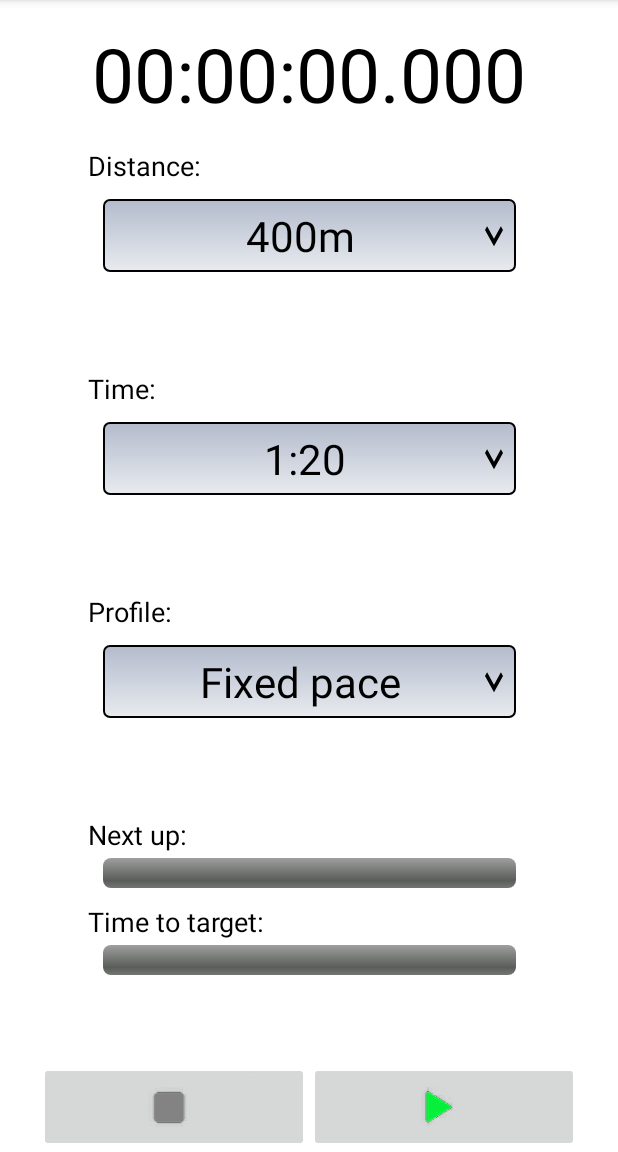
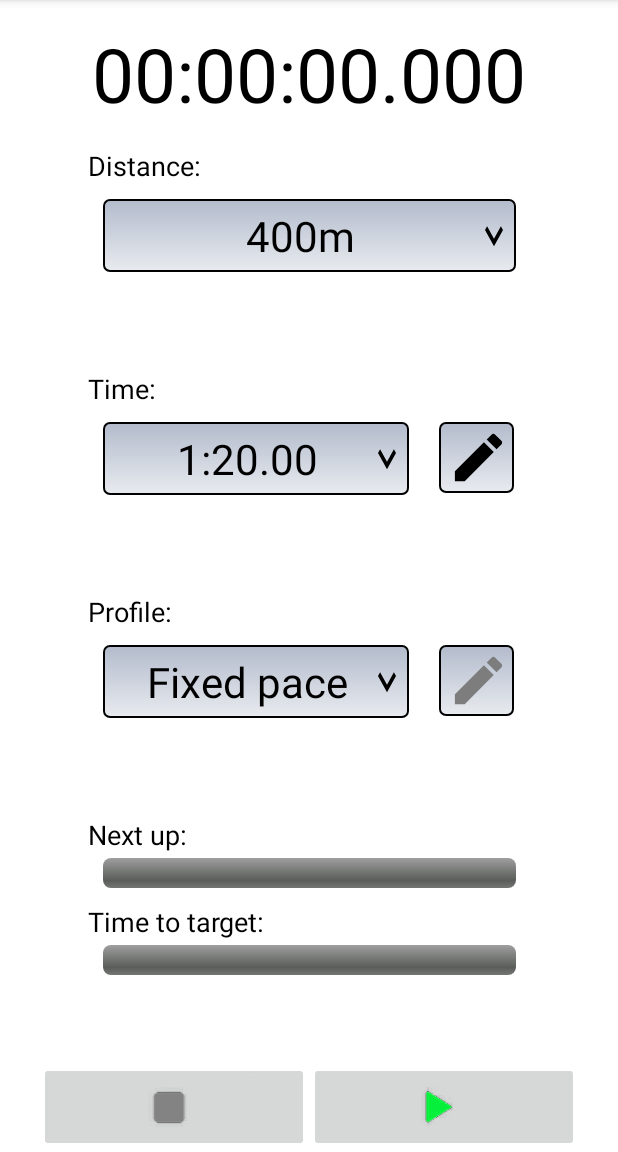
Before and after one commit to fig7/TrackPacer, an Android app: the screen it shows after launch (MainActivity), on a phone screen of 412 x 824 dp, the part 84-1236 px from its top. Run offline under Robolectric (Android 15) with nearby library versions, the phone set to English and light mode, and no system bars.

Commit message:
WIP Edit times

```diff
--- /dev/null
+++ b/app/src/main/java/com/fig7/trackpacer/DataManager.kt
@@ -0,0 +1,144 @@
+package com.fig7.trackpacer
+
+import java.io.File
+
+class DataManager(filesDir: File, defaultDistances: Array<String>) {
+    private val dataDir: File
+    var dataOk = false
+
+    lateinit var distanceArray: Array<String>
+    var timeMap = mutableMapOf<String, Array<String>>()
+
+    private fun writeData() {
+        for (distance in distanceArray) {
+            val distanceDir = File(dataDir, distance)
+            if (!distanceDir.exists()) {
+                dataOk = distanceDir.mkdir()
+                if (!dataOk) { return }
+            }
+
+            val timesFile = File(distanceDir, "times.dat")
+            val timeString = timeMap[distance]!!.joinToString(separator = ",")
+            timesFile.writeText(timeString)
+        }
+
+    }
+
+    private fun readData() {
+
+    }
+
+    private fun initData(distances: Array<String>) {
+        distanceArray = Array(distances.size) { distances[it].split("+")[0] }
+        for ((i, runDistance) in distanceArray.withIndex()) {
+            timeMap[runDistance] = distances[i].split("+")[1].trim().split(",").toTypedArray()
+        }
+
+        dataOk = dataDir.mkdir()
+        if (dataOk) { writeData() }
+    }
+
+    init {
+        dataDir = File(filesDir, "Data")
+        if (dataDir.exists()) {
+            readData()
+        } else {
+            initData(defaultDistances)
+        }
+    }
+
+    private fun timeGreaterThan(time1: String, time2: String): Boolean {
+        val time1Split = time1.split(":")
+        val time1Dbl = 1000.0*(time1Split[0].trim().toLong()*60.0 + time1Split[1].toDouble())
+
+        val time2Split = time2.split(":")
+        val time2Dbl = 1000.0*(time2Split[0].trim().toLong()*60.0 + time2Split[1].toDouble())
+        return time1Dbl > time2Dbl
+    }
+
+    fun deleteTime(runDistance: String, runTime: String?) {
+        if (runTime == null) { return }
+        if (!timeMap.containsKey(runDistance)) { return }
+
+        val timeArray = timeMap[runDistance]!!
+        if (!timeArray.contains(runTime)) return
+
+        var i = 0
+        val newTimeArray = Array(timeArray.size-1) { "" }
+        for (time in timeArray) {
+            if (time == runTime) {
+                continue
+            }
+
+            newTimeArray[i++] = time
+        }
+
+        timeMap[runDistance] = newTimeArray
+    }
+
+    fun addTime(runDistance: String, runTime: String?) {
+        if (runTime == null) { return }
+        if (!timeMap.containsKey(runDistance)) { return }
+
+        var i = 0
+        var j = 0
+        val timeArray = timeMap[runDistance]!!
+        val newTimeArray = Array(timeArray.size+1) { "" }
+        while (i < timeArray.size) {
+            val time = timeArray[i]
+            if (timeGreaterThan(time, runTime)) {
+                break
+            }
+
+            i++
+            newTimeArray[j++] = time
+        }
+
+        newTimeArray[j++] = runTime
+
+        while (i < timeArray.size) {
+            val time = timeArray[i++]
+            newTimeArray[j++] = time
+        }
+
+        timeMap[runDistance] = newTimeArray
+    }
+
+    fun replaceTime(runDistance: String, origTime: String?, newTime: String?) {
+        if ((origTime == null) || (newTime == null)) { return }
+        if (!timeMap.containsKey(runDistance)) { return }
+
+        var i = 0
+        var j = 0
+        val timeArray = timeMap[runDistance]!!
+        val newTimeArray = Array(timeArray.size) { "" }
+        while (i < timeArray.size) {
+            val time = timeArray[i]
+            if (timeGreaterThan(time, newTime)) {
+                break
+            }
+
+            i++
+            if (time == origTime) {
+                continue
+            }
+
+            newTimeArray[j++] = time
+        }
+
+        newTimeArray[j++] = newTime
+
+        while (i < timeArray.size) {
+            val time = timeArray[i]
+
+            ++i
+            if (time == origTime) {
+                continue
+            }
+
+            newTimeArray[j++] = time
+        }
+
+        timeMap[runDistance] = newTimeArray
+    }
+}
--- /dev/null
+++ b/app/src/main/java/com/fig7/trackpacer/EditResult.kt
@@ -0,0 +1,5 @@
+package com.fig7.trackpacer
+
+enum class EditResult {
+    Cancel, Delete, Add, Set
+}
--- a/app/src/main/java/com/fig7/trackpacer/MainActivity.kt
+++ b/app/src/main/java/com/fig7/trackpacer/MainActivity.kt
@@ -31,6 +31,7 @@ import kotlin.math.min
 // 5b. Resume -> PacingPaused -> Pacing             Stop: Disabled Play:  Disabled       Pacing resumed   -> Stop: Enabled  Pause: Enabled
 
 
+// button handlers, implement variable times, icons, button text!
 // Error handling on start / convert to jetpack / code review / ship!
 // Clip recording / replacement / Tabs
 // Add history + set own times (edit times, and edit distances). With Runpacer: could do set a point on a map and set the time (use GPS, eek!).
@@ -40,8 +41,8 @@ private const val pauseClip     = R.raw.paused
 private const val completeClip  = R.raw.complete
 
 class MainActivity : AppCompatActivity(), AdapterView.OnItemSelectedListener {
+    private lateinit var dataManager: DataManager
     private lateinit var waypointService: WaypointService
-    private lateinit var distanceAndTimeArray: Array<String>
 
     private var pacingStatus = PacingStatus.NotPacing
     private var pausedTime: Long = -1
@@ -50,6 +51,7 @@ class MainActivity : AppCompatActivity(), AdapterView.OnItemSelectedListener {
     private lateinit var mpPacingPaused: MediaPlayer
     private lateinit var mpPacingComplete: MediaPlayer
 
+    private lateinit var editButton: ImageButton
     private lateinit var goButton: ImageButton
     private lateinit var stopButton: ImageButton
 
@@ -68,9 +70,9 @@ class MainActivity : AppCompatActivity(), AdapterView.OnItemSelectedListener {
     private var broadcastReceiver = ActivityReceiver()
 
     private fun runTimeFromSpinner(): Double {
-        val runTimeStr = spinner2.selectedItem.toString()
-        val runTimeSplit = runTimeStr.split(":")
-        return 1000.0*(runTimeSplit[0].trim().toLong()*60.0 + runTimeSplit[1].toLong())
+        val runTime = spinner2.selectedItem.toString()
+        val runTimeSplit = runTime.split(":")
+        return 1000.0*(runTimeSplit[0].trim().toLong()*60.0 + runTimeSplit[1].toDouble())
     }
 
     private fun enableSpinners(enabled: Boolean) {
@@ -82,6 +84,12 @@ class MainActivity : AppCompatActivity(), AdapterView.OnItemSelectedListener {
 
         spinner3.isEnabled   = enabled
         spinner3.isClickable = enabled
+    }
+
+    private fun updateTimeSpinner(runDistance: String) {
+        val spinner2Adapter = ArrayAdapter(this, R.layout.spinner_item, dataManager.timeMap[runDistance]!!)
+        spinner2Adapter.setDropDownViewResource(R.layout.spinner_dropdown_item)
+        spinner2.adapter = spinner2Adapter
     }
 
     private val requestNotificationsLauncher = registerForActivityResult(RequestPermission()) { isGranted: Boolean ->
@@ -150,21 +158,21 @@ class MainActivity : AppCompatActivity(), AdapterView.OnItemSelectedListener {
             pausedTime = getLong("PAUSED_TIME")
         }
 
-        distanceAndTimeArray = resources.getStringArray(R.array.distance_array)
-        val distanceArray: Array<String> = Array(distanceAndTimeArray.size) { distanceAndTimeArray[it].split("+")[0] }
+        dataManager = DataManager(filesDir,  resources.getStringArray(R.array.distance_array))
+        if (!dataManager.dataOk) {
+            // Abort with error
+        }
 
         spinner1 = findViewById(R.id.spinner_distance)
-        val spinner1Adapter = ArrayAdapter(this, R.layout.spinner_item, distanceArray)
+        val spinner1Adapter = ArrayAdapter(this, R.layout.spinner_item, dataManager.distanceArray)
         spinner1Adapter.setDropDownViewResource(R.layout.spinner_dropdown_item)
         spinner1.adapter = spinner1Adapter
 
-        var spinner1Pos = 0
-        savedInstanceState?.run { spinner1Pos = getInt("SPINNER1_VAL"); spinner1.setSelection(spinner1Pos)  }
+        savedInstanceState?.run { val spinner1Pos = getInt("SPINNER1_VAL"); spinner1.setSelection(spinner1Pos)  }
         spinner1.onItemSelectedListener = this
 
         spinner2 = findViewById(R.id.spinner_time)
-        val timeArray: Array<String> = distanceAndTimeArray[spinner1Pos].split("+")[1].split(",").toTypedArray()
-        val spinner2Adapter = ArrayAdapter(this, R.layout.spinner_item, timeArray)
+        val spinner2Adapter = ArrayAdapter(this, R.layout.spinner_item, dataManager.timeMap[spinner1.selectedItem.toString()]!!)
         spinner2Adapter.setDropDownViewResource(R.layout.spinner_dropdown_item)
         spinner2.adapter = spinner2Adapter
         savedInstanceState?.run { spinner2.setSelection(getInt("SPINNER2_VAL")) }
@@ -189,6 +197,12 @@ class MainActivity : AppCompatActivity(), AdapterView.OnItemSelectedListener {
 
         timeToProgress = findViewById(R.id.timeto_progress)
         timeToProgress.progress = savedInstanceState?.getInt("TIMETO_PROGRESS") ?: 0
+
+        editButton = findViewById(R.id.button_time)
+        editButton.setOnClickListener {
+            val dialog = EditTimeDialog.newDialog(spinner2.selectedItem.toString(), dataManager.timeMap[spinner1.selectedItem.toString()]!!, "EDIT_TIME_DIALOG")
+            dialog.show(supportFragmentManager, "EDIT_TIME_DIALOG")
+        }
 
         goButton = findViewById(R.id.button_go)
         goButton.setOnClickListener {
@@ -270,6 +284,25 @@ class MainActivity : AppCompatActivity(), AdapterView.OnItemSelectedListener {
             if (resultVal) requestPhoneLauncher.launch(Manifest.permission.READ_PHONE_STATE) else stopPacing(true)
         }
 
+        supportFragmentManager.setFragmentResultListener("EDIT_TIME_DIALOG", this) { _: String, bundle: Bundle ->
+            val runDistance = spinner1.selectedItem.toString()
+            when (EditResult.values()[bundle.getInt("EditResult")]) {
+                EditResult.Delete -> {
+                    dataManager.deleteTime(runDistance, bundle.getString("EditTime"))
+                    updateTimeSpinner(runDistance)
+                }
+                EditResult.Add -> {
+                    dataManager.addTime(runDistance, bundle.getString("EditTime"))
+                    updateTimeSpinner(runDistance)
+                }
+                EditResult.Set -> {
+                    dataManager.replaceTime(runDistance, bundle.getString("OrigTime"), bundle.getString("EditTime"))
+                    updateTimeSpinner(runDistance)
+                }
+                else -> { }
+            }
+        }
+
         registerReceiver(broadcastReceiver, IntentFilter("TrackPacer.PAUSE_PACING"))
     }
 
@@ -301,10 +334,8 @@ class MainActivity : AppCompatActivity(), AdapterView.OnItemSelectedListener {
     }
 
     override fun onItemSelected(parent: AdapterView<*>, view: View?, pos: Int, id: Long) {
-        val timeArray: Array<String> = distanceAndTimeArray[pos].split("+")[1].split(",").toTypedArray()
-        val spinner2Adapter = ArrayAdapter(this, R.layout.spinner_item, timeArray)
-        spinner2Adapter.setDropDownViewResource(R.layout.spinner_dropdown_item)
-        spinner2.adapter = spinner2Adapter
+        val runDistance = spinner1.selectedItem.toString()
+        updateTimeSpinner(runDistance)
     }
 
     override fun onNothingSelected(parent: AdapterView<*>) {
--- /dev/null
+++ b/app/src/main/res/drawable/baseline_cancel_presentation_48.xml
@@ -0,0 +1,6 @@
+<vector android:height="48dp" android:tint="#000000"
+    android:viewportHeight="24" android:viewportWidth="24"
+    android:width="48dp" xmlns:android="http://schemas.android.com/apk/res/android">
+    <path android:fillColor="@android:color/white" android:pathData="M21,19.1H3V5h18v14.1zM21,3H3c-1.1,0 -2,0.9 -2,2v14c0,1.1 0.9,2 2,2h18c1.1,0 2,-0.9 2,-2V5c0,-1.1 -0.9,-2 -2,-2z"/>
+    <path android:fillColor="@android:color/white" android:pathData="M14.59,8L12,10.59 9.41,8 8,9.41 10.59,12 8,14.59 9.41,16 12,13.41 14.59,16 16,14.59 13.41,12 16,9.41z"/>
+</vector>
--- /dev/null
+++ b/app/src/main/res/drawable/baseline_close_48.xml
@@ -0,0 +1,5 @@
+<vector android:height="48dp" android:tint="#000000"
+    android:viewportHeight="24" android:viewportWidth="24"
+    android:width="48dp" xmlns:android="http://schemas.android.com/apk/res/android">
+    <path android:fillColor="@android:color/white" android:pathData="M19,6.41L17.59,5 12,10.59 6.41,5 5,6.41 10.59,12 5,17.59 6.41,19 12,13.41 17.59,19 19,17.59 13.41,12z"/>
+</vector>
--- /dev/null
+++ b/app/src/main/res/drawable/baseline_edit_42.xml
@@ -0,0 +1,5 @@
+<vector android:height="42dp" android:tint="#000000"
+    android:viewportHeight="24" android:viewportWidth="24"
+    android:width="42dp" xmlns:android="http://schemas.android.com/apk/res/android">
+    <path android:fillColor="@android:color/white" android:pathData="M3,17.25V21h3.75L17.81,9.94l-3.75,-3.75L3,17.25zM20.71,7.04c0.39,-0.39 0.39,-1.02 0,-1.41l-2.34,-2.34c-0.39,-0.39 -1.02,-0.39 -1.41,0l-1.83,1.83 3.75,3.75 1.83,-1.83z"/>
+</vector>
--- /dev/null
+++ b/app/src/main/res/drawable/disabled_edit_42.xml
@@ -0,0 +1,5 @@
+<vector android:height="42dp" android:tint="#7D7D7D"
+    android:viewportHeight="24" android:viewportWidth="24"
+    android:width="42dp" xmlns:android="http://schemas.android.com/apk/res/android">
+    <path android:fillColor="@android:color/white" android:pathData="M3,17.25V21h3.75L17.81,9.94l-3.75,-3.75L3,17.25zM20.71,7.04c0.39,-0.39 0.39,-1.02 0,-1.41l-2.34,-2.34c-0.39,-0.39 -1.02,-0.39 -1.41,0l-1.83,1.83 3.75,3.75 1.83,-1.83z"/>
+</vector>
--- /dev/null
+++ b/app/src/main/res/drawable/gradient_disabled_edit.xml
@@ -0,0 +1,17 @@
+<?xml version="1.0" encoding="utf-8"?>
+
+<selector xmlns:android="http://schemas.android.com/apk/res/android">
+  <item><layer-list>
+    <item><shape>
+      <gradient android:angle="90" android:endColor="#B3BBCC" android:startColor="#E8EBEF" android:type="linear" />
+
+      <stroke android:width="1dp" android:color="#000000" />
+
+      <corners android:radius="4dp" />
+
+      <padding android:bottom="3dp" android:left="3dp" android:right="3dp" android:top="3dp" />
+    </shape></item>
+    <item android:gravity="right" android:drawable="@drawable/disabled_edit_42">
+    </item>
+  </layer-list></item>
+</selector>
--- /dev/null
+++ b/app/src/main/res/drawable/gradient_edit.xml
@@ -0,0 +1,17 @@
+<?xml version="1.0" encoding="utf-8"?>
+
+<selector xmlns:android="http://schemas.android.com/apk/res/android">
+  <item><layer-list>
+    <item><shape>
+      <gradient android:angle="90" android:endColor="#B3BBCC" android:startColor="#E8EBEF" android:type="linear" />
+
+      <stroke android:width="1dp" android:color="#000000" />
+
+      <corners android:radius="4dp" />
+
+      <padding android:bottom="3dp" android:left="3dp" android:right="3dp" android:top="3dp" />
+    </shape></item>
+    <item android:gravity="right" android:drawable="@drawable/baseline_edit_42">
+    </item>
+  </layer-list></item>
+</selector>
--- a/app/src/main/res/layout/activity_main.xml
+++ b/app/src/main/res/layout/activity_main.xml
@@ -79,11 +79,24 @@
       android:textSize="18sp"
       android:text="@string/label_time"/>
 
-    <Spinner
-      android:id="@+id/spinner_time"
-      android:layout_width="275dp"
+    <LinearLayout
+      android:layout_width="match_parent"
       android:layout_height="wrap_content"
-      style="@style/spinner_style"/>
+      android:orientation="horizontal">
+
+      <Spinner
+        android:id="@+id/spinner_time"
+        android:layout_width="204dp"
+        android:layout_height="wrap_content"
+        style="@style/spinner_style"/>
+
+      <ImageButton
+        android:id="@+id/button_time"
+        android:layout_width="50dp"
+        android:layout_height="wrap_content"
+
+        style="@style/edit_style"/>
+    </LinearLayout>
   </LinearLayout>
 
   <LinearLayout
@@ -100,11 +113,23 @@
       android:textSize="18sp"
       android:text="@string/label_profile"/>
 
+    <LinearLayout
+      android:layout_width="match_parent"
+      android:layout_height="wrap_content"
+      android:orientation="horizontal">
+
     <Spinner
       android:id="@+id/spinner_profile"
-      android:layout_width="275dp"
+      android:layout_width="204dp"
       android:layout_height="wrap_content"
       style="@style/spinner_style"/>
+
+    <ImageButton
+      android:layout_width="50dp"
+      android:layout_height="wrap_content"
+
+      style="@style/disabled_edit_style"/>
+    </LinearLayout>
   </LinearLayout>
 
   <LinearLayout
--- a/app/src/main/res/values/distances.xml
+++ b/app/src/main/res/values/distances.xml
@@ -1,15 +1,15 @@
 <?xml version="1.0" encoding="utf-8"?>
 <resources>
   <string-array name="distance_array">
-    <item>400m+    1:20,1:25,1:30,1:35,1:40,1:45,1:50,1:55,2:00</item>
-    <item>800m+    2:40,2:50,3:00,3:10,3:20,3:30,3:40,3:50,4:00</item>
-    <item>1200m+   4:00,4:15,4:30,4:45,5:00,5:15,5:30,5:45,6:00</item>
-    <item>1500m+   6:00,6:15,6:30,6:45,7:00,7:15,7:30,7:45,8:00</item>
-    <item>2000m+   7:30,7:45,8:00,8:15,8:30,8:45,9:00,9:15,9:30</item>
-    <item>3000m+  11:30,11:45,12:00,12:30,13:00,13:30,14:00,14:30,15:00,17:30,20:00</item>
-    <item>4000m+  16:00,16:30,17:00,17:30,18:00,18:30,19:00,19:30,20:00,12:30,25:00</item>
-    <item>5000m+  21:00,21:30,22:00,22:30,23:00,23:30,24:00,24:30,25:00,27:30,30:00</item>
-    <item>10000m+ 42:00,43:00,44:00,45:00,46:00,47:00,48:00,49:00,50:00,55:00,60:00</item>
-    <item>1 mile+ 4:15,6:00,6:15,6:30,6:45,7:00,7:15,7:30,7:45,8:00</item>
+    <item>400m+    1:20.00,1:25.00,1:30.00,1:35.00,1:40.00,1:45.00,1:50.00,1:55.00,2:00.00</item>
+    <item>800m+    2:40.00,2:50.00,3:00.00,3:10.00,3:20.00,3:30.00,3:40.00,3:50.00,4:00.00</item>
+    <item>1200m+   4:00.00,4:15.00,4:30.00,4:45.00,5:00.00,5:15.00,5:30.00,5:45.00,6:00.00</item>
+    <item>1500m+   6:00.00,6:15.00,6:30.00,6:45.00,7:00.00,7:15.00,7:30.00,7:45.00,8:00.00</item>
+    <item>2000m+   7:30.00,7:45.00,8:00.00,8:15.00,8:30.00,8:45.00,9:00.00,9:15.00,9:30.00</item>
+    <item>3000m+  11:30.00,11:45.00,12:00.00,12:30.00,13:00.00,13:30.00,14:00.00,14:30.00,15:00.00,17:30.00,20:00.00</item>
+    <item>4000m+  16:00.00,16:30.00,17:00.00,17:30.00,18:00.00,18:30.00,19:00.00,19:30.00,20:00.00,12:30.00,25:00.00</item>
+    <item>5000m+  21:00.00,21:30.00,22:00.00,22:30.00,23:00.00,23:30.00,24:00.00,24:30.00,25:00.00,27:30.00,30:00.00</item>
+    <item>10000m+ 42:00.00,43:00.00,44:00.00,45:00.00,46:00.00,47:00.00,48:00.00,49:00.00,50:00.00,55:00.00,60:00.00</item>
+    <item>1 mile+ 6:00.00,6:15.00,6:30.00,6:45.00,7:00.00,7:15.00,7:30.00,7:45.00,8:00.00</item>
   </string-array>
 </resources>
--- a/app/src/main/res/values/themes.xml
+++ b/app/src/main/res/values/themes.xml
@@ -25,4 +25,40 @@
     <item name="android:paddingBottom">5dp</item>
     <item name="android:popupBackground">#FFFFFF</item>
   </style>
+
+  <style name="edit_style">
+    <item name="android:layout_width">match_parent</item>
+    <item name="android:layout_height">wrap_content</item>
+    <item name="android:background">@drawable/gradient_edit</item>
+    <item name="android:layout_margin">10dp</item>
+    <item name="android:paddingLeft">8dp</item>
+    <item name="android:paddingRight">20dp</item>
+    <item name="android:paddingTop">5dp</item>
+    <item name="android:paddingBottom">5dp</item>
+    <item name="android:popupBackground">#FFFFFF</item>
+  </style>
+
+  <style name="disabled_edit_style">
+    <item name="android:layout_width">match_parent</item>
+    <item name="android:layout_height">wrap_content</item>
+    <item name="android:background">@drawable/gradient_disabled_edit</item>
+    <item name="android:layout_margin">10dp</item>
+    <item name="android:paddingLeft">8dp</item>
+    <item name="android:paddingRight">20dp</item>
+    <item name="android:paddingTop">5dp</item>
+    <item name="android:paddingBottom">5dp</item>
+    <item name="android:popupBackground">#FFFFFF</item>
+  </style>
+
+  <style name="picker_style">
+    <item name="android:layout_width">match_parent</item>
+    <item name="android:layout_height">wrap_content</item>
+    <item name="android:background">@drawable/gradient_picker</item>
+    <item name="android:layout_margin">2dp</item>
+    <item name="android:paddingLeft">8dp</item>
+    <item name="android:paddingRight">20dp</item>
+    <item name="android:paddingTop">5dp</item>
+    <item name="android:paddingBottom">5dp</item>
+    <item name="android:popupBackground">#FFFFFF</item>
+  </style>
 </resources>
```
Also changed, not shown: app/src/main/java/com/fig7/trackpacer/EditTimeDialog.kt (added, +169 -0 lines), app/src/main/res/drawable/gradient_picker.xml (added, +15 -0 lines), app/src/main/res/layout/edit_time.xml (added, +115 -0 lines), app/src/main/res/values/strings.xml (+8 -0 lines).
